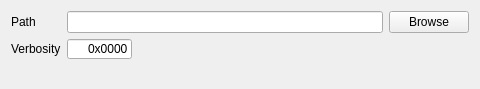
Old version of the form crispy/resources/gui/uis/quanty/preferences.ui in the repository mretegan/crispy.
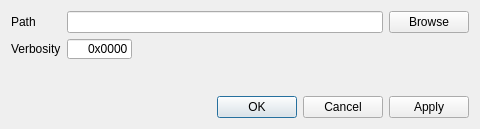
New version of the form.

Commit message: Add a button box to the Quanty preferences dialog

The edit to the form file:
```diff
--- a/crispy/resources/gui/uis/quanty/preferences.ui
+++ b/crispy/resources/gui/uis/quanty/preferences.ui
@@ -7,7 +7,7 @@
     <x>0</x>
     <y>0</y>
     <width>480</width>
-    <height>89</height>
+    <height>129</height>
    </rect>
   </property>
   <property name="sizePolicy">
@@ -25,7 +25,10 @@
   <property name="windowTitle">
    <string>Preferences</string>
   </property>
-  <layout class="QHBoxLayout" name="horizontalLayout">
+  <property name="modal">
+   <bool>true</bool>
+  </property>
+  <layout class="QVBoxLayout" name="verticalLayout">
    <item>
     <layout class="QFormLayout" name="preferencesFormLayout">
      <property name="fieldGrowthPolicy">
@@ -105,6 +108,13 @@
      </item>
     </layout>
    </item>
+   <item>
+    <widget class="QDialogButtonBox" name="buttonBox">
+     <property name="standardButtons">
+      <set>QDialogButtonBox::Apply|QDialogButtonBox::Cancel|QDialogButtonBox::Ok</set>
+     </property>
+    </widget>
+   </item>
   </layout>
  </widget>
  <resources/>
```
The commit also changes 2 other files.
